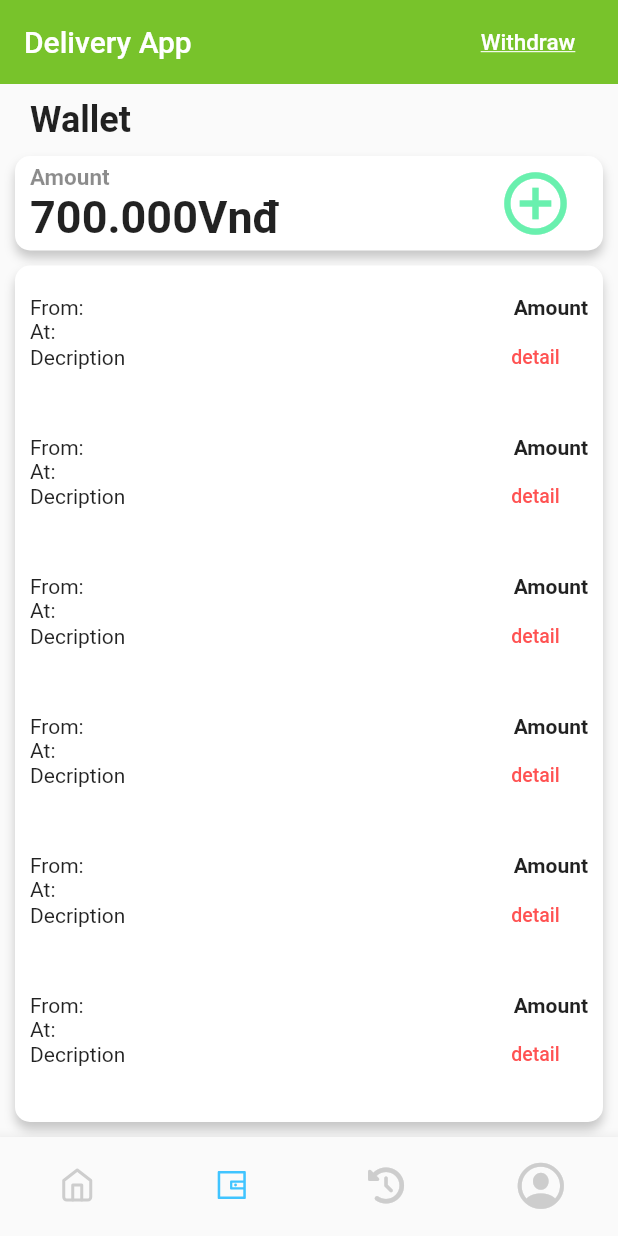
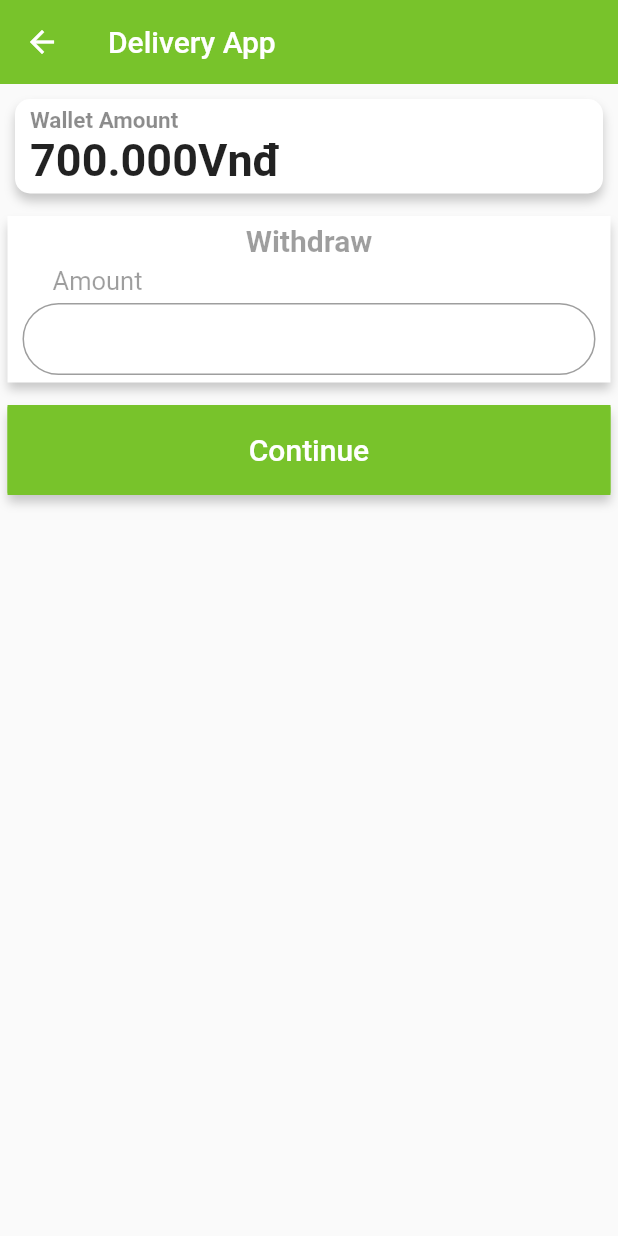
Before and after one commit to Nntienn/DeliveryApp, a Flutter app: the MainPage screen opened directly, item 2 of the bottom bar chosen, after a tap on "Withdraw", on a phone screen of 412 x 824 dp. Run offline on Flutter 3.47's test engine with Material 2 defaults, Android fonts, the phone set to English and light mode, and no system bars; our stand-ins replace custom_radio_grouped_button, email_validator, firebase_auth, firebase_core, flutter_countdown_timer, flutter_icons and 6 more; accounts and stored records are empty; generated files the repository leaves out were written again.

Commit message:
them trang rut tien

```diff
--- /dev/null
+++ b/lib/Src/resources/Screens/Withdraw_page.dart
@@ -0,0 +1,173 @@
+import 'package:delivery_app/Src/configs/constants.dart';
+import 'package:flutter/material.dart';
+
+class WithdrawPage extends StatefulWidget{
+  @override
+  State<StatefulWidget> createState() {
+    // TODO: implement createState
+    return WithdrawState();
+  }
+
+}
+
+class WithdrawState extends State<WithdrawPage>{
+  @override
+  Widget build(BuildContext context) {
+    return Scaffold(
+      appBar: new AppBar(
+        backgroundColor: kPrimaryColor,
+        elevation: 0.0,
+        title: Text(
+          "Delivery App",
+          style: TextStyle(color: Colors.white),
+        ),
+      ),
+      body: Container(
+        child: SingleChildScrollView(
+          child: Column(
+            children: [
+              Container(
+                padding: const EdgeInsets.fromLTRB(10, 5, 10, 5),
+                margin: const EdgeInsets.fromLTRB(10, 10, 10, 10),
+                decoration: BoxDecoration(
+                    color: Colors.white,
+                    borderRadius: BorderRadius.all(Radius.circular(10)),
+                    boxShadow: [
+                      BoxShadow(
+                        color: Color(0x88999999),
+                        offset: Offset(0, 5),
+                        blurRadius: 5.0,
+                      ),
+                    ]),
+                child: Row(
+                  children: [
+                    Column(
+                      crossAxisAlignment: CrossAxisAlignment.start,
+                      children: [
+                        Row(
+                          mainAxisAlignment: MainAxisAlignment.start,
+                          children: [
+                            Text(
+                              'Wallet Amount',
+                              style: TextStyle(
+                                  fontSize: 15,
+                                  fontWeight: FontWeight.bold,
+                                  color: Colors.black45),
+                            ),
+                          ],
+                        ),
+                        Row(
+                          children: [
+                            Text(
+                              '700.000Vnđ',
+                              style: TextStyle(
+                                  fontSize: 30, fontWeight: FontWeight.bold),
+                            )
+                          ],
+                        )
+                      ],
+                    ),
+                  ],
+                ),
+              ),
+              Container(
+                decoration: BoxDecoration(color: Colors.white,
+                    // borderRadius: BorderRadius.all(Radius.circular(10)),
+                    boxShadow: [
+                      BoxShadow(
+                        color: Color(0x88999999),
+                        offset: Offset(0, 5),
+                        blurRadius: 5.0,
+                      ),
+                    ]),
+                margin: const EdgeInsets.fromLTRB(5, 5, 5, 5),
+                child: Column(
+                  children: [
+                    Container(
+                        margin: const EdgeInsets.fromLTRB(0, 5, 0, 5),
+                        child: Text(
+                          'Withdraw',
+                          style: TextStyle(
+                              color: Colors.black38,
+                              fontSize: 20,
+                              fontWeight: FontWeight.bold),
+                        )),
+                    Row(
+                      mainAxisAlignment: MainAxisAlignment.start,
+                      children: [
+                        Container(
+                          margin: const EdgeInsets.fromLTRB(30, 0, 0, 0),
+                          child: Text(
+                            'Amount',
+                            style: TextStyle(color: Colors.black38, fontSize: 17),
+                            textAlign: TextAlign.left,
+                          ),
+                        ),
+                      ],
+                    ),
+                    Container(
+                        margin: const EdgeInsets.fromLTRB(10, 5, 10, 5),
+                        child: TextField(
+                          cursorColor: Colors.black26,
+                          keyboardType: TextInputType.number,
+                          decoration: InputDecoration(
+                            contentPadding: const EdgeInsets.fromLTRB(10, 5, 0, 5),
+                            // enabledBorder: UnderlineInputBorder(
+                            //   borderSide: BorderSide(color: Colors.black26),
+                            // ),
+                            focusedBorder: OutlineInputBorder(
+                              borderSide: BorderSide(color: Colors.black26),
+                              borderRadius:
+                              BorderRadius.all(Radius.circular(90.0)),
+                            ),
+                            border: OutlineInputBorder(
+                              // width: 0.0 produces a thin "hairline" border
+                              borderRadius:
+                              BorderRadius.all(Radius.circular(90.0)),
+                              borderSide: BorderSide(color: Colors.white24),
+                              //borderSide: const BorderSide(),
+                            ),
+                          ),
+                        )),
+
+                  ],
+                ),
+              ),
+              Container(
+                decoration: BoxDecoration(color: Colors.white, boxShadow: [
+                  BoxShadow(
+                    color: Color(0x88999999),
+                    offset: Offset(0, 5),
+                    blurRadius: 5.0,
+                  ),
+                ]),
+                margin: const EdgeInsets.fromLTRB(5, 10, 5, 0),
+                height: 60,
+                child: Column(
+                  children: [
+                    Container(
+                      color: kPrimaryColor,
+                      height: 60,
+                      width: MediaQuery.of(context).size.width,
+                      child: FlatButton(
+                        onPressed: () {
+                        },
+                        // => Navigator.push(
+                        //     context, MaterialPageRoute(builder: (context) => ())),
+                        color: kPrimaryColor,
+                        child: Text(
+                          'Continue',
+                          style: TextStyle(fontSize: 20, color: Colors.white),
+                        ),
+                      ),
+                    ),
+                  ],
+                ),
+              ),
+            ],
+          ),
+        ),
+      ),
+    );
+  }
+}
--- a/lib/Src/resources/Screens/detail_screen.dart
+++ /dev/null
@@ -1,256 +0,0 @@
-import 'package:delivery_app/Src/configs/constants.dart';
-import 'package:delivery_app/Src/resources/Screens/history_page.dart';
-import 'package:delivery_app/Src/resources/Screens/profile_page.dart';
-import 'package:delivery_app/Src/resources/Screens/wallet_page.dart';
-import 'package:flutter/cupertino.dart';
-import 'package:flutter/material.dart';
-import 'package:flutter_icons/flutter_icons.dart';
-
-import 'home_page.dart';
-
-class MainPage extends StatefulWidget {
-  @override
-  State<StatefulWidget> createState() {
-    return MyPageState();
-  }
-}
-
-class MyPageState extends State<MainPage> {
-  var _scaffoldKey = new GlobalKey<ScaffoldState>();
-  int _selectedIndex = 0;
-  bool btopleft = false;
-
-  List<Widget> _widgetOptions = <Widget>[
-    HomePage(),
-    WalletPage(),
-    HistoryPage(),
-    ProfilePage(),
-  ];
-
-  @override
-  Widget build(BuildContext context) {
-    return Scaffold(
-      resizeToAvoidBottomInset: false,
-      key: _scaffoldKey,
-      appBar: new AppBar(
-        automaticallyImplyLeading: false,
-        backgroundColor: kPrimaryColor,
-        elevation: 0.0,
-        title: Text(
-          "Delivery App",
-          style: TextStyle(color: Colors.white),
-        ),
-        actions: <Widget>[
-          // Image.asset("assets/ic_notify.png"),
-          topleft(),
-        ],
-      ),
-      body: _widgetOptions.elementAt(_selectedIndex),
-      bottomNavigationBar: BottomNavigationBar(
-        type: BottomNavigationBarType.fixed,
-        currentIndex: _selectedIndex,
-        showSelectedLabels: false,
-        showUnselectedLabels: false,
-        items: [
-          BottomNavigationBarItem(
-            icon: Icon(
-              Feather.home,
-              color: kGoodLightGray,
-            ),
-            // ignore: deprecated_member_use
-            title: Text('HOME'),
-            activeIcon: Icon(
-              Feather.home,
-              color: Colors.lightBlueAccent,
-            ),
-          ),
-          BottomNavigationBarItem(
-            icon: Icon(
-              AntDesign.wallet,
-              color: kGoodLightGray,
-            ),
-            // ignore: deprecated_member_use
-            title: Text('WALLET'),
-            activeIcon: Icon(
-              AntDesign.wallet,
-              color: Colors.lightBlueAccent,
-            ),
-          ),
-          BottomNavigationBarItem(
-            icon: Icon(
-              FontAwesome.history,
-              color: kGoodLightGray,
-            ),
-            // ignore: deprecated_member_use
-            title: Text('CALENDAR'),
-            activeIcon: Icon(
-              FontAwesome.history,
-              color: Colors.lightBlueAccent,
-            ),
-          ),
-          BottomNavigationBarItem(
-            icon: Icon(
-              CupertinoIcons.profile_circled,
-              color: kGoodLightGray,
-              size: 36,
-            ),
-            // ignore: deprecated_member_use
-            title: Text('PROFILE'),
-            activeIcon: Icon(
-              CupertinoIcons.profile_circled,
-              color: Colors.lightBlueAccent,
-              size: 36,
-            ),
-          ),
-        ],
-        onTap: (index) {
-          if (index == 1) {
-            setState(() {
-              btopleft = true;
-            });
-            ;
-          } else {
-            setState(() {
-              btopleft = false;
-            });
-          }
-          setState(() {
-            _selectedIndex = index;
-          });
-        },
-      ),
-    );
-  }
-
-  Widget topleft() {
-    if (btopleft) {
-      return Container(
-          width: 120,
-          child: FlatButton(
-            onPressed: () {
-              // Navigator.push(
-              //   context,
-              //   MaterialPageRoute(builder: (context) => PriceListPage()),
-              // );
-            },
-            child: Text(
-              'Withdraw',
-              style: TextStyle(
-                  fontSize: 15,
-                  color: Colors.white,
-                  decoration: TextDecoration.underline),
-            ),
-          ));
-    } else {
-      return Container(
-        width: 120,
-        child: FlatButton(
-          onPressed: () {
-            showDialog(
-                context: context,
-                builder: (BuildContext context) {
-                  return Dialog(
-                    shape: RoundedRectangleBorder(
-                        borderRadius:
-                        BorderRadius.circular(20.0)), //this right here
-                    child: Container(
-                      height: 210,
-                      child: Padding(
-                        padding: const EdgeInsets.all(12.0),
-                        child: Column(
-                          mainAxisAlignment: MainAxisAlignment.start,
-                          crossAxisAlignment: CrossAxisAlignment.center,
-                          children: [
-                            Text(
-                              'Price List',
-                              style: TextStyle(
-                                  fontWeight: FontWeight.bold, fontSize: 20),
-                            ),
-                            Row(children: [
-                              Text('2km đầu tiên(*)'),
-                              Spacer(),
-                              Text(
-                                '14.500 đ',
-                                style: TextStyle(fontWeight: FontWeight.bold),
-                              ),
-                            ]),
-                            Row(children: [
-                              Text('1km tiếp theo'),
-                              Spacer(),
-                              Text(
-                                '5.5000 đ',
-                                style: TextStyle(fontWeight: FontWeight.bold),
-                              ),
-                            ]),
-                            Row(children: [
-                              Text('200k COD đầu tiên(**)'),
-                              Spacer(),
-                              Text(
-                                '0 đ',
-                                style: TextStyle(fontWeight: FontWeight.bold),
-                              ),
-                            ]),
-                            Row(children: [
-                              Text('201k - 500k COD'),
-                              Spacer(),
-                              Text(
-                                '5.500 đ',
-                                style: TextStyle(fontWeight: FontWeight.bold),
-                              ),
-                            ]),
-                            Row(
-                              mainAxisAlignment: MainAxisAlignment.start,
-                              children: [
-                                Text('(*) Giá tối thiểu'),
-                              ],
-                            ),
-                            Row(
-                              mainAxisAlignment: MainAxisAlignment.start,
-                              children: [
-                                Text('(**)COD: Số tiền thu hộ'),
-                              ],
-                            ),
-                            SizedBox(
-                              width: 320.0,
-                              child: RaisedButton(
-                                onPressed: () {
-                                  Navigator.of(context).pop();
-                                },
-                                child: Text(
-                                  "Quay Lại",
-                                  style: TextStyle(color: Colors.white),
-                                ),
-                                color: Colors.redAccent,
-                              ),
-                            )
-                          ],
-                        ),
-                      ),
-                    ),
-                  );
-                });
-          },
-          child: Text(
-            'Price List',
-            style: TextStyle(
-                fontSize: 15,
-                color: Colors.white,
-                decoration: TextDecoration.underline),
-          ),
-        ),
-        margin: const EdgeInsets.fromLTRB(0, 5, 5, 5),
-      );
-    }
-  }
-
-  myBoxDecoration() {
-    return BoxDecoration(
-      border: Border.all(
-        width: 1,
-      ),
-      borderRadius: BorderRadius.all(
-          Radius.circular(5.0) //         <--- border radius here
-      ),
-    );
-  }
-}
--- a/lib/Src/resources/Screens/main_page.dart
+++ b/lib/Src/resources/Screens/main_page.dart
@@ -1,4 +1,5 @@
 import 'package:delivery_app/Src/configs/constants.dart';
+import 'package:delivery_app/Src/resources/Screens/Withdraw_page.dart';
 import 'package:delivery_app/Src/resources/Screens/history_page.dart';
 import 'package:delivery_app/Src/resources/Screens/profile_page.dart';
 import 'package:delivery_app/Src/resources/Screens/wallet_page.dart';
@@ -128,10 +129,10 @@ class MyPageState extends State<MainPage> {
           width: 120,
           child: FlatButton(
             onPressed: () {
-              // Navigator.push(
-              //   context,
-              //   MaterialPageRoute(builder: (context) => PriceListPage()),
-              // );
+              Navigator.push(
+                context,
+                MaterialPageRoute(builder: (context) => WithdrawPage()),
+              );
             },
             child: Text(
               'Withdraw',
--- a/lib/Src/resources/Screens/wallet_page.dart
+++ b/lib/Src/resources/Screens/wallet_page.dart
@@ -2,6 +2,8 @@ import 'package:delivery_app/Src/api_util/history.dart';
 import 'package:delivery_app/Src/blocs/shared_preferences.dart';
 import 'package:delivery_app/Src/configs/constants.dart';
 import 'package:delivery_app/Src/models/Product.dart';
+import 'package:delivery_app/Src/resources/Screens/addfund_page.dart';
+
 import 'package:delivery_app/Src/resources/Widgets/wallet_history_card.dart';
 import 'package:flutter/material.dart';
 import 'package:delivery_app/Src/models/transaction.dart';
@@ -83,12 +85,20 @@ class WalletPage extends StatelessWidget {
               ),
               Spacer(),
               Container(
-                margin: const EdgeInsets.fromLTRB(0, 0, 10, 0),
-                  child: Icon(
+                margin: const EdgeInsets.fromLTRB(0, 0, 0, 0),
+                  child: FlatButton(
+                    onPressed: () {
+                      Navigator.push(
+                        context,
+                        MaterialPageRoute(builder: (context) => AddfundPage()),
+                      );
+                    },
+                    child: Icon(
                 Icons.add_circle_outline,
                 size: 50,
                 color: Colors.greenAccent,
-              ))
+              ),
+                  ))
             ],
           ),
         ),
@@ -118,12 +128,12 @@ class WalletPage extends StatelessWidget {
                 itemBuilder: (context, index) => WalletCard(
                       product: products[index],
                       // press: () => Navigator.push(
-                  //                       //     context,
-                  //                       //     MaterialPageRoute(
-                  //                       //       builder: (context) => DetailsScreen(
-                  //                       //         product: products[index],
-                  //                       //       ),
-                  //                       //     )),
+                      //                       context,
+                      //                       MaterialPageRoute(
+                      //                         builder: (context) => WalletDetailPage(
+                      //                           product: products[index],
+                      //                         ),
+                      //                       )),
                     )),
           ),
         ),
--- a/lib/Src/resources/Widgets/wallet_history_card.dart
+++ b/lib/Src/resources/Widgets/wallet_history_card.dart
@@ -22,7 +22,7 @@ class WalletCard extends StatelessWidget {
           children: <Widget>[
             Row(
               children: [
-                Text('From:'),
+                Text('Withdraw'),//thay bang loai giao dich
                 Spacer(),
                 Text(
                   'Amount',//thay bằng số tiền
@@ -34,12 +34,6 @@ class WalletCard extends StatelessWidget {
             Row(
               children: [
                 Text('Decription'),
-                Spacer(),
-                Container(height: 18,width: 70,
-                  child: FlatButton(
-                    child: Text('detail', textAlign: TextAlign.end,style: TextStyle(color: Colors.redAccent, fontSize: 13),),
-                  ),
-                )
               ],
             ),
           ],
```
Also changed, not shown: lib/Src/resources/Screens/addfund_page.dart (added, +173 -0 lines), lib/Src/resources/Screens/checkout_page.dart (+11 -3 lines).
